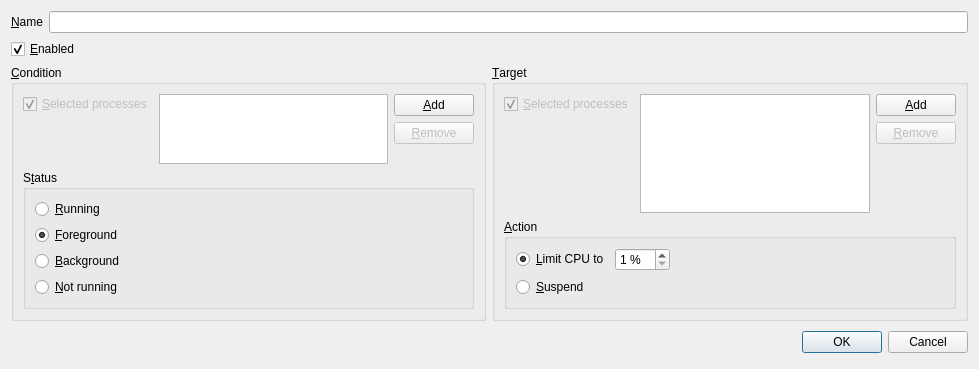
First picture: the form in source/ruledialog.ui, repository martin-kudlicka/cpu-limiter, before the edit.
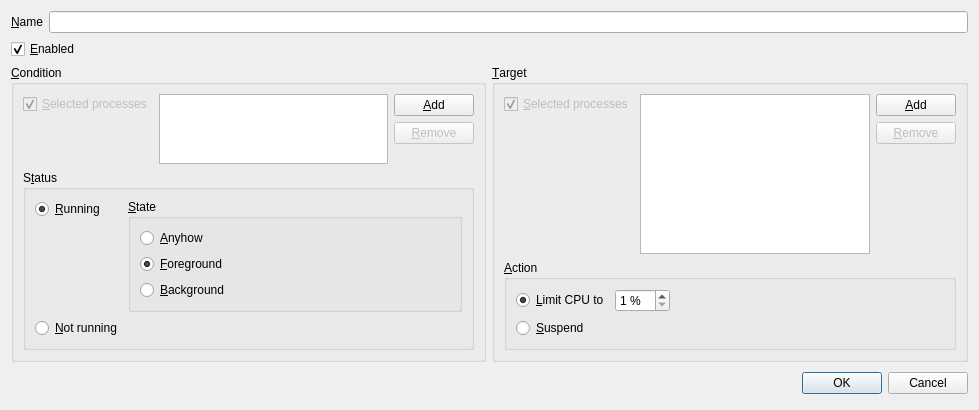
Second picture: the form after the edit.

Commit message: + foreground/background as condition state

```diff
--- a/source/ruledialog.ui
+++ b/source/ruledialog.ui
@@ -7,7 +7,7 @@
     <x>0</x>
     <y>0</y>
     <width>979</width>
-    <height>345</height>
+    <height>390</height>
    </rect>
   </property>
   <property name="windowTitle">
@@ -116,38 +116,57 @@
           <property name="title">
            <string>S&amp;tatus</string>
           </property>
-          <layout class="QVBoxLayout" name="verticalLayout_2">
-           <item>
+          <layout class="QFormLayout" name="formLayout_4">
+           <item row="0" column="0">
             <widget class="QRadioButton" name="conditionStatusRunning">
              <property name="text">
               <string>&amp;Running</string>
              </property>
-            </widget>
-           </item>
-           <item>
-            <widget class="QRadioButton" name="conditionStatusForeground">
-             <property name="text">
-              <string>&amp;Foreground</string>
-             </property>
              <property name="checked">
               <bool>true</bool>
              </property>
             </widget>
            </item>
-           <item>
-            <widget class="QRadioButton" name="conditionStatusBackground">
-             <property name="text">
-              <string>&amp;Background</string>
-             </property>
-            </widget>
-           </item>
-           <item>
+           <item row="3" column="0">
             <widget class="QRadioButton" name="conditionStatusNotRunning">
              <property name="text">
               <string>&amp;Not running</string>
              </property>
             </widget>
            </item>
+           <item row="0" column="1">
+            <widget class="QGroupBox" name="groupBox_5">
+             <property name="title">
+              <string>&amp;State</string>
+             </property>
+             <layout class="QVBoxLayout" name="verticalLayout_8">
+              <item>
+               <widget class="QRadioButton" name="conditionStateAnyhow">
+                <property name="text">
+                 <string>&amp;Anyhow</string>
+                </property>
+               </widget>
+              </item>
+              <item>
+               <widget class="QRadioButton" name="conditionStateForeground">
+                <property name="text">
+                 <string>&amp;Foreground</string>
+                </property>
+                <property name="checked">
+                 <bool>true</bool>
+                </property>
+               </widget>
+              </item>
+              <item>
+               <widget class="QRadioButton" name="conditionStateBackground">
+                <property name="text">
+                 <string>&amp;Background</string>
+                </property>
+               </widget>
+              </item>
+             </layout>
+            </widget>
+           </item>
           </layout>
          </widget>
         </item>
```
The commit also changes 3 other files.
